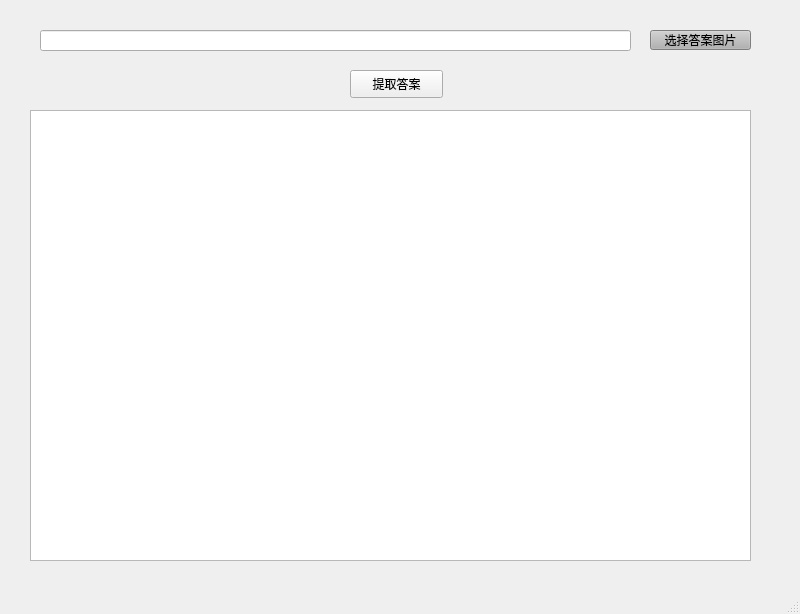
wxbj/openCV-Automatic-Grading-System, file ui/inputAnswerWindow.ui: the form before one commit.
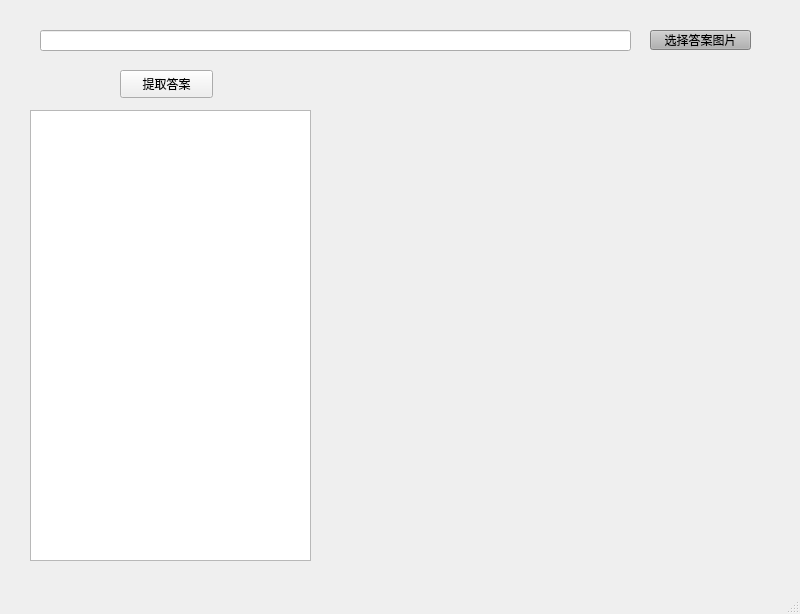
The form after the commit.

```diff
--- a/ui/inputAnswerWindow.ui
+++ b/ui/inputAnswerWindow.ui
@@ -45,7 +45,7 @@
      <rect>
       <x>30</x>
       <y>110</y>
-      <width>721</width>
+      <width>281</width>
       <height>451</height>
      </rect>
     </property>
@@ -53,7 +53,7 @@
    <widget class="QPushButton" name="pushButtonInputAnswer">
     <property name="geometry">
      <rect>
-      <x>350</x>
+      <x>120</x>
       <y>70</y>
       <width>93</width>
       <height>28</height>
@@ -63,6 +63,23 @@
      <string>提取答案</string>
     </property>
    </widget>
+   <widget class="QLabel" name="labelInputAnswerImage">
+    <property name="geometry">
+     <rect>
+      <x>370</x>
+      <y>80</y>
+      <width>360</width>
+      <height>480</height>
+     </rect>
+    </property>
+    <property name="styleSheet">
+     <string notr="true"># labelBasicParameterImage{
+rgb(255, 255, 127)}</string>
+    </property>
+    <property name="text">
+     <string/>
+    </property>
+   </widget>
   </widget>
   <widget class="QStatusBar" name="statusBarInputAnswer"/>
  </widget>
```
